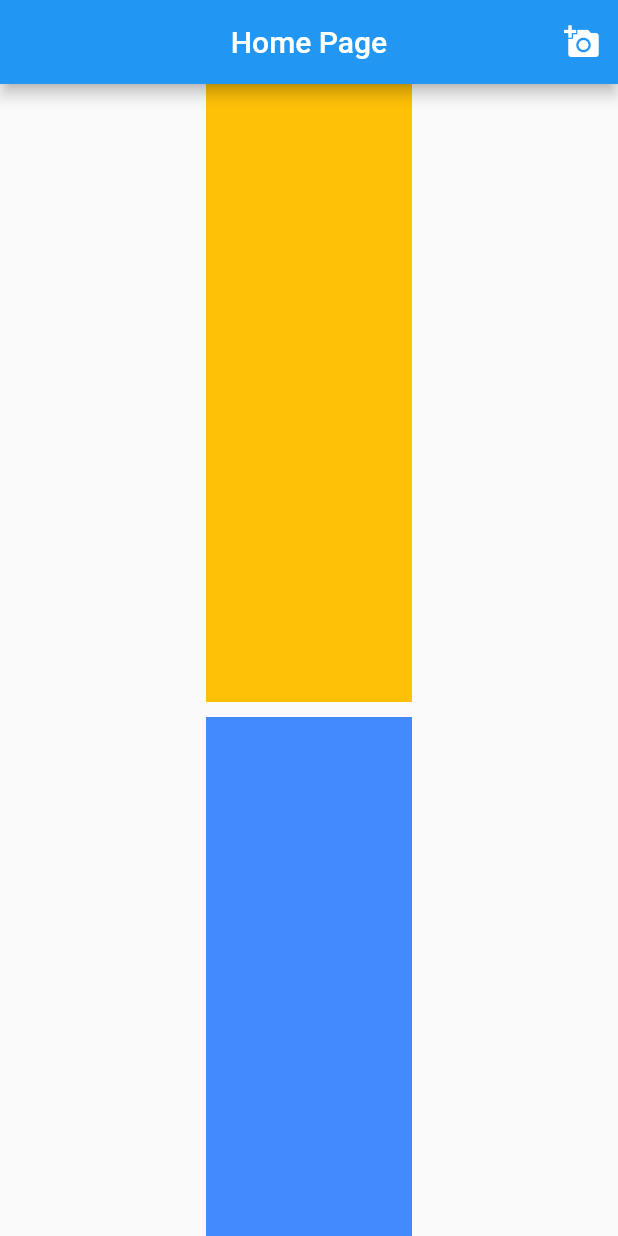
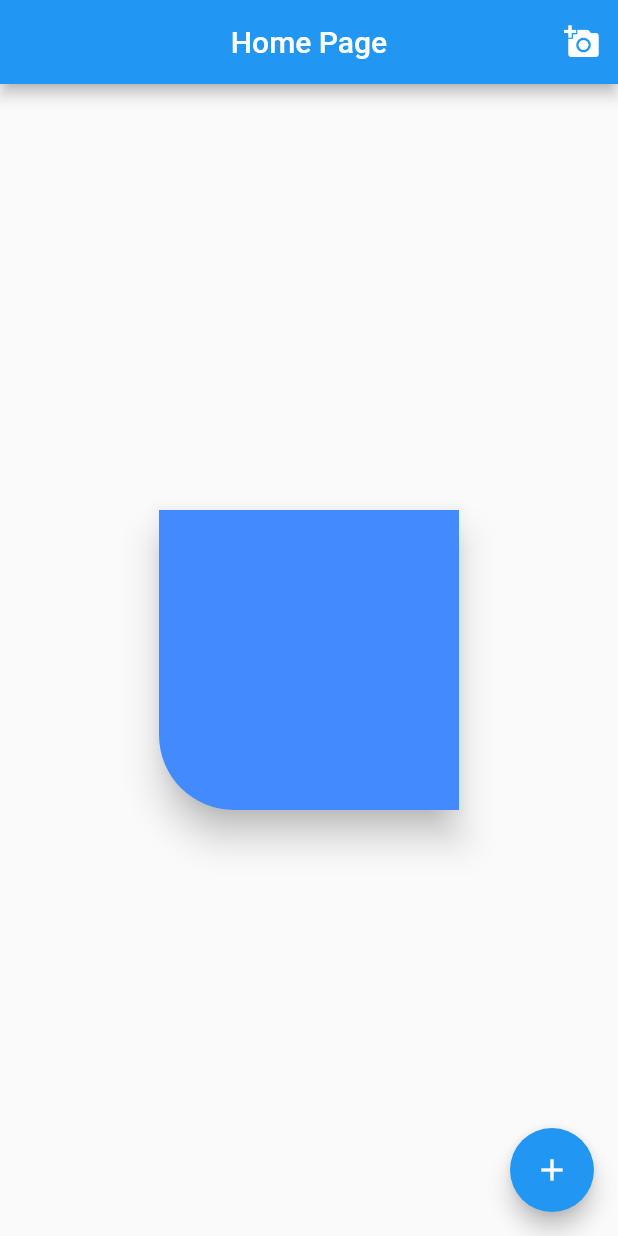
Before and after one commit to mdfahimrahman22/LearningFlutter, a Flutter app: the screen it shows after launch, on a phone screen of 412 x 824 dp. Run offline on Flutter 3.47's test engine with Material 2 defaults, Android fonts, the phone set to English and light mode, and no system bars; our stand-ins replace liquid_swipe.

Commit message:
listtile,stack,positioned, LiquidSwipe,Card

```diff
--- a/first_app/lib/main.dart
+++ b/first_app/lib/main.dart
@@ -1,4 +1,5 @@
 import 'package:flutter/material.dart';
+import 'package:liquid_swipe/liquid_swipe.dart';
 
 void main() {
   runApp(MyApp());
@@ -9,64 +10,58 @@ class MyApp extends StatelessWidget {
 
   @override
   Widget build(BuildContext context) {
-
-
-    return MaterialApp(
-      debugShowCheckedModeBanner: false,
-      home: Homepage()
-    );
+    return MaterialApp(debugShowCheckedModeBanner: false, home: Homepage());
   }
 }
+
 class Homepage extends StatelessWidget {
   const Homepage({Key? key}) : super(key: key);
+
   @override
   Widget build(BuildContext context) {
-    var height=MediaQuery.of(context).size.height;
-    var width=MediaQuery.of(context).size.width;
-    var sideMargin=3;
-    var topMargin=2;
+    var height = MediaQuery.of(context).size.height;
+    var width = MediaQuery.of(context).size.width;
+    var sideMargin = 3;
+    var topMargin = 2;
+    final pages = [
+      Card(
+        elevation: 10,
+        shape: RoundedRectangleBorder(
+          borderRadius: BorderRadius.only(bottomLeft:Radius.circular(50))
+        ),
+        child: Container(
+          height: 200,
+          width: 200,
+        ),
+        color: Colors.blueAccent,
+      ),
+      Container(
+        color: Colors.redAccent,
+      ),
+      Container(
+        color: Colors.blueAccent,
+      ),
+      Container(
+        color: Colors.amberAccent,
+      ),
+    ];
     return SafeArea(
         child: Scaffold(
-          appBar: AppBar(
-              title: Text("Home Page"),
-              centerTitle: true,
-              actions: <Widget>[
+      floatingActionButton: FloatingActionButton(
+        onPressed: () {},
+        child: Icon(Icons.add),
+      ),
+      appBar:
+          AppBar(title: Text("Home Page"), centerTitle: true, actions: <Widget>[
         IconButton(
           icon: Icon(Icons.add_a_photo),
           onPressed: () {},
         )
       ]),
-          body: ListView(
-              children:<Widget>[
-                Column(
-                  children: <Widget>[
-                    Container(
-                      height: height/topMargin,
-                      width: width/sideMargin,
-                      color: Colors.amber,
+      body: Center(
+          child: pages[0]
+
       ),
-                    SizedBox(
-                      height: 10,
-                      width: 10,
-                    ),
-                    Container(
-                      height: height/topMargin,
-                      width: width/sideMargin,
-                      color: Colors.blueAccent,
-                    ),
-                    SizedBox(
-                      height: 10,
-                      width: 10,
-                    ),
-                    Container(
-                      height: height/topMargin,
-                      width: width/sideMargin,
-                      color: Colors.blueAccent,
-                    )
-                  ],
-                ),
-              ]
-          )),
-    );
+    ));
   }
 }
```
Also changed, not shown: first_app/pubspec.yaml (+6 -4 lines), first_app/images/man.png (added), first_app/pubspec.lock. Lines whose indentation alone changed are shown as unchanged.
